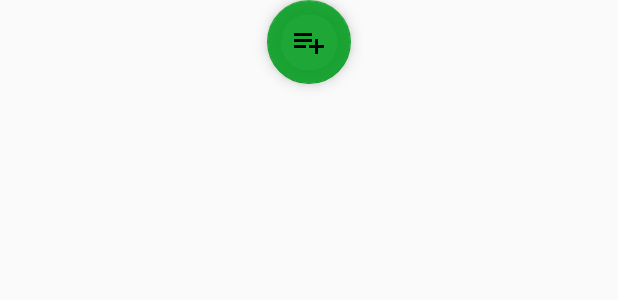
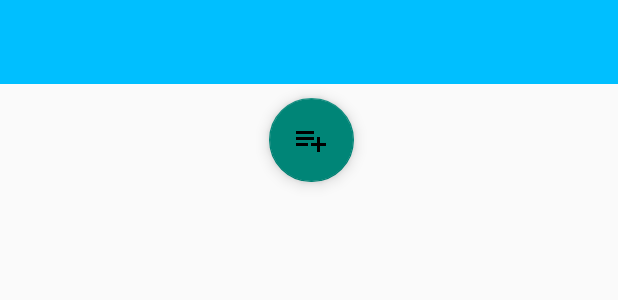
Before and after one commit to Oblyvion/FebProjectShoppingPlan, an Android app: the layout activity_main.xml on its own in the app's theme, with its tools: preview values and no code run, on a phone screen of 412 x 824 dp. Shown: the top 300 px of the screen. Run offline under Robolectric (Android 15) with nearby library versions, the light colour scheme and no system bars.

```diff
--- a/app/src/main/AndroidManifest.xml
+++ b/app/src/main/AndroidManifest.xml
@@ -8,7 +8,7 @@
         android:label="@string/app_name"
         android:roundIcon="@mipmap/ic_launcher_basket_round"
         android:supportsRtl="true"
-        android:theme="@style/AppTheme">
+        android:theme="@style/Theme.AppCompat.Light.NoActionBar">
         <activity
             android:name=".SplashScreen"
             android:label="@string/app_name"
--- a/app/src/main/java/de/feb/projectshoppingplan/LetterIconProvider.java
+++ b/app/src/main/java/de/feb/projectshoppingplan/LetterIconProvider.java
@@ -65,7 +65,7 @@ class LetterIconProvider {
      */
     Bitmap getLetterIcon (String displayName, String key, int width, int height, boolean round) {
         final Bitmap bitmap = Bitmap.createBitmap(width, height, Bitmap.Config.ARGB_8888);
-        final char firstChar = displayName.charAt(1);
+        final char firstChar = displayName.charAt(0);
 
         final Canvas c = mCanvas;
         c.setBitmap(bitmap);
--- a/app/src/main/res/layout/activity_main.xml
+++ b/app/src/main/res/layout/activity_main.xml
@@ -11,26 +11,35 @@
         android:id="@+id/recyclerViewMain"
         android:layout_width="match_parent"
         android:layout_height="match_parent"
+        android:layout_below="@+id/floatingBttn_add"
         android:layout_marginStart="8dp"
         android:layout_marginLeft="8dp"
-        android:layout_marginTop="60dp"
         android:layout_marginEnd="8dp"
         android:layout_marginRight="8dp"
-        android:scrollbars="vertical"
-        app:layout_constraintEnd_toEndOf="parent"
-        app:layout_constraintHorizontal_bias="0.0"
-        app:layout_constraintStart_toStartOf="parent"
-        app:layout_constraintTop_toTopOf="parent" />
+        android:scrollbars="vertical" />
 
     <android.support.design.widget.FloatingActionButton
         android:id="@+id/floatingBttn_add"
         android:layout_width="wrap_content"
         android:layout_height="wrap_content"
+        android:layout_below="@+id/toolbar"
+        android:layout_alignStart="@+id/toolbar"
+        android:layout_alignLeft="@+id/toolbar"
+        android:layout_alignParentEnd="true"
+        android:layout_alignParentRight="true"
+        android:layout_marginStart="179dp"
+        android:layout_marginLeft="179dp"
+        android:layout_marginTop="9dp"
+        android:layout_marginEnd="176dp"
+        android:layout_marginRight="176dp"
         android:clickable="true"
         android:focusable="true"
-        app:srcCompat="@drawable/add_category_black"
-        android:layout_centerHorizontal="true"
-        android:paddingTop="10dp"/>
+        android:paddingTop="10dp"
+        app:srcCompat="@drawable/add_category_black" />
 
+    <include
+        layout="@layout/toolbar"
+        android:id="@+id/toolbar">
+    </include>
 
 </RelativeLayout>
--- /dev/null
+++ b/app/src/main/res/layout/toolbar.xml
@@ -0,0 +1,15 @@
+<?xml version="1.0" encoding="utf-8"?>
+<android.support.v7.widget.Toolbar xmlns:android="http://schemas.android.com/apk/res/android"
+    android:layout_width="match_parent" android:layout_height="?attr/actionBarSize"
+    android:layout_alignParentStart="true"
+    android:layout_alignParentLeft="true"
+    android:layout_alignParentTop="true"
+    android:layout_alignParentEnd="true"
+    android:layout_alignParentRight="true"
+    android:layout_marginStart="0dp"
+    android:layout_marginLeft="0dp"
+    android:layout_marginTop="0dp"
+    android:layout_marginEnd="0dp"
+    android:layout_marginRight="0dp"
+    android:background="@color/colorPrimary">
+</android.support.v7.widget.Toolbar>
--- a/app/src/main/res/values/styles.xml
+++ b/app/src/main/res/values/styles.xml
@@ -8,4 +8,8 @@
         <item name="colorAccent">@color/colorAccent</item>
     </style>
 
+    <style name="HeaderBar">
+        <item name="android:background">#303F9F</item>
+    </style>
+
 </resources>
```
Also changed, not shown: app/src/main/java/de/feb/projectshoppingplan/AddShopItemToCategory.java (+39 -24 lines), app/src/main/java/de/feb/projectshoppingplan/MainActivity.java (+17 -11 lines), app/src/main/java/de/feb/projectshoppingplan/SwipeController.java (added, +24 -0 lines), app/src/main/java/de/feb/projectshoppingplan/ViewHolderShopI.java (+41 -1 lines), app/src/main/res/drawable/border.xml (+7 -10 lines), app/src/main/res/layout/shopitem.xml (+11 -2 lines), app/src/main/res/menu/menu.xml (added, +24 -0 lines).
